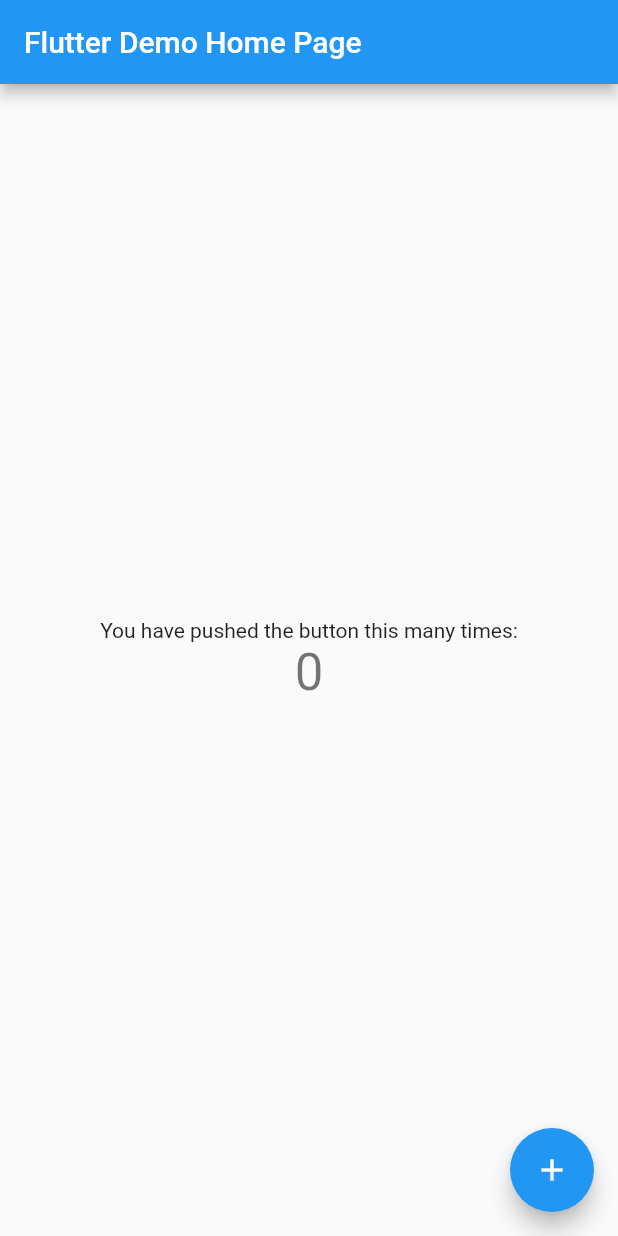
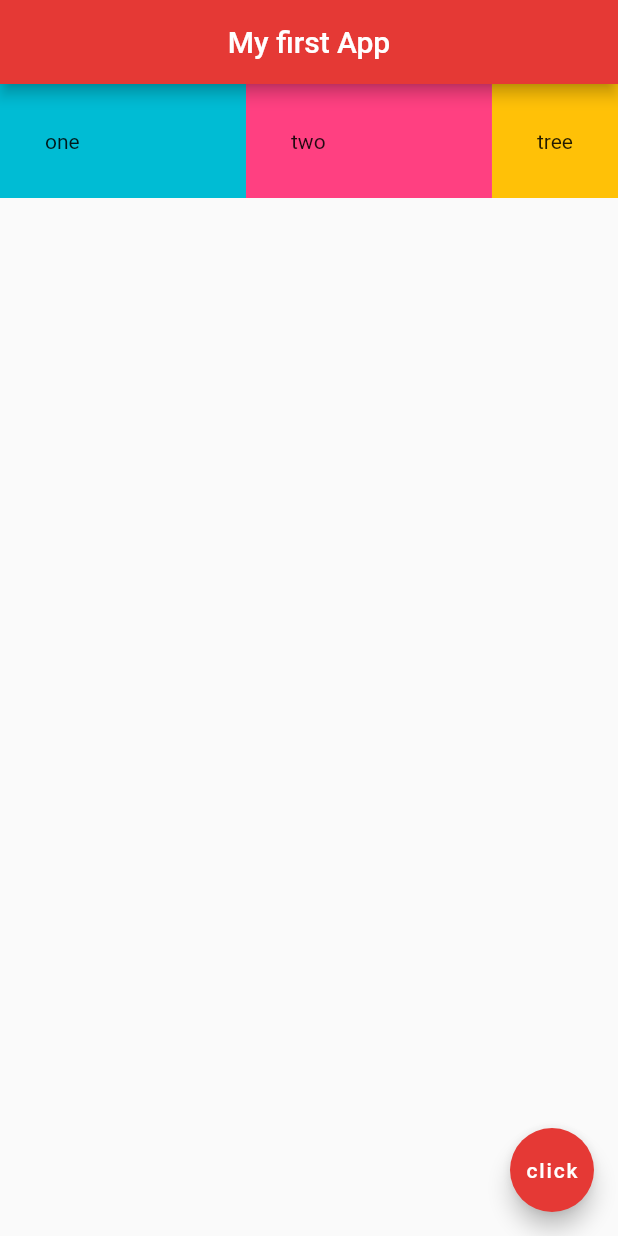
Before and after one commit to ikmazameti/come_again, a Flutter app: the screen it shows after launch, on a phone screen of 412 x 824 dp. Run offline on Flutter 3.47's test engine with Material 2 defaults, Android fonts, the phone set to English and light mode, and no system bars.

Commit message:
done wit starts

```diff
--- a/lib/main.dart
+++ b/lib/main.dart
@@ -1,64 +1,45 @@
 import 'package:flutter/material.dart';
 
-void main() {
-  runApp(MyApp());
-}
+void main() => runApp(MaterialApp(home: Home()));
 
-class MyApp extends StatelessWidget {
-  @override
-  Widget build(BuildContext context) {
-    return MaterialApp(
-      title: 'Flutter Demo',
-      theme: ThemeData(
-        primarySwatch: Colors.blue,
-      ),
-      home: MyHomePage(title: 'Flutter Demo Home Page'),
-    );
-  }
-}
-
-class MyHomePage extends StatefulWidget {
-  MyHomePage({Key? key, required this.title}) : super(key: key);
-
-  final String title;
-
-  @override
-  _MyHomePageState createState() => _MyHomePageState();
-}
-
-class _MyHomePageState extends State<MyHomePage> {
-  int _counter = 0;
-
-  void _incrementCounter() {
-    setState(() {
-      _counter++;
-    });
-  }
+class Home extends StatelessWidget {
+  const Home({Key? key}) : super(key: key);
 
   @override
   Widget build(BuildContext context) {
     return Scaffold(
       appBar: AppBar(
-        title: Text(widget.title),
+        title: Text('My first App'),
+        centerTitle: true,
+        backgroundColor: Colors.red[600],
       ),
-      body: Center(
-        child: Column(
-          mainAxisAlignment: MainAxisAlignment.center,
-          children: <Widget>[
-            Text(
-              'You have pushed the button this many times:',
+      body: Row(
+        children: [
+          Expanded(
+            child: Container(
+              padding: EdgeInsets.all(30.0),
+              color: Colors.cyan,
+              child: Text('one'),
             ),
-            Text(
-              '$_counter',
-              style: Theme.of(context).textTheme.headline4,
+          ),
+          Expanded(
+            child: Container(
+              padding: EdgeInsets.all(30.0),
+              color: Colors.pinkAccent,
+              child: Text('two'),
             ),
-          ],
-        ),
+          ),
+          Container(
+            padding: EdgeInsets.all(30.0),
+            color: Colors.amber,
+            child: Text('tree'),
+          ),
+        ],
       ),
       floatingActionButton: FloatingActionButton(
-        onPressed: _incrementCounter,
-        tooltip: 'Increment',
-        child: Icon(Icons.add),
+        onPressed: null,
+        child: Text('click'),
+        backgroundColor: Colors.red[600],
       ),
     );
   }
```
Also changed, not shown: pubspec.yaml (+7 -14 lines), assets/q1.jpg (added), assets/q2.jpg (added), fonts/IndieFlower-Regular.ttf (added), pubspec.lock, 1 other file.
